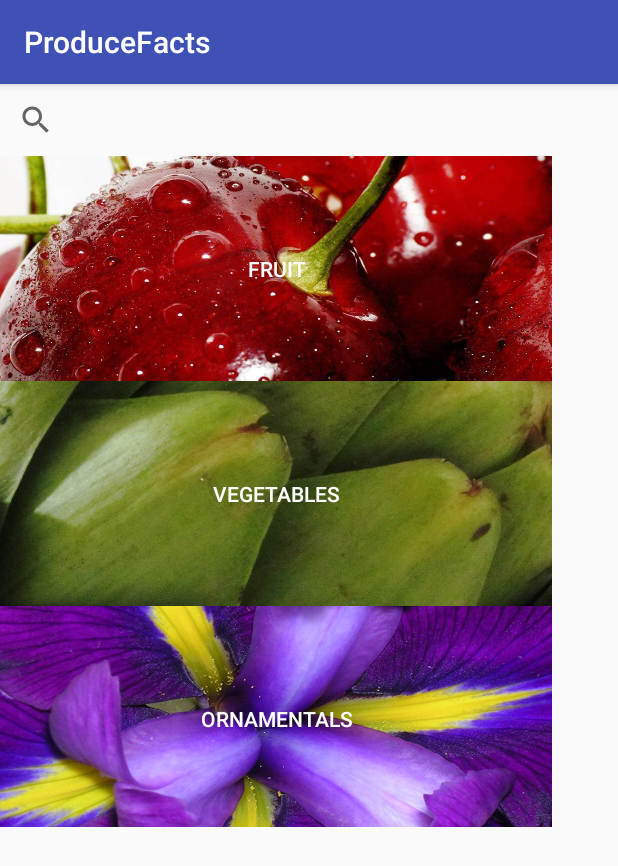
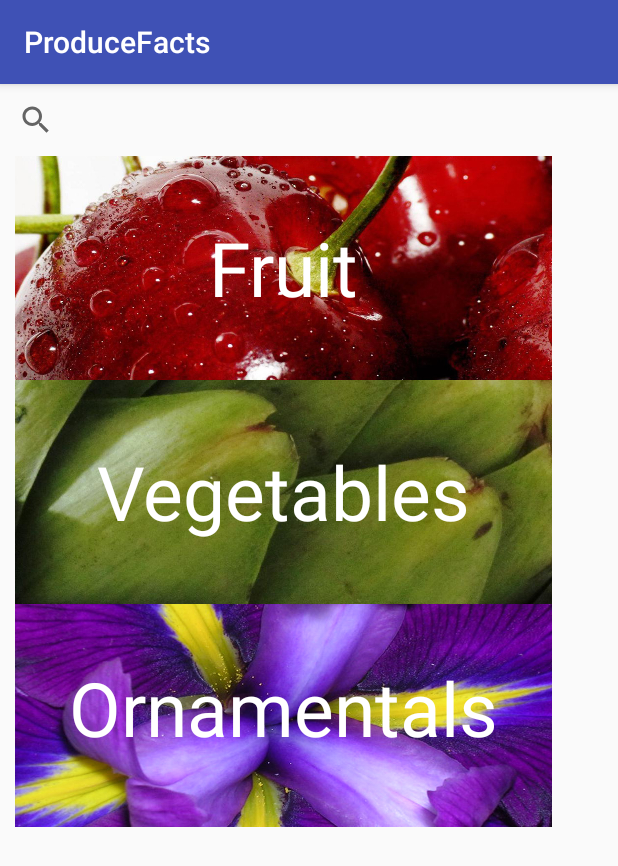
Before and after one commit to prisyu/ProduceFacts, an Android app: the screen it shows after launch (MainActivity), on a phone screen of 412 x 824 dp. Shown: the top 866 px of the screen. Run offline under Robolectric (Android 15) with nearby library versions, the phone set to English and light mode, and no system bars.

Commit message:
basic structure of all pages/activities

```diff
--- a/app/src/main/java/postharvest/ucdavis/edu/producefacts/ImageAdapter.java
+++ b/app/src/main/java/postharvest/ucdavis/edu/producefacts/ImageAdapter.java
@@ -36,7 +36,7 @@ public class ImageAdapter extends BaseAdapter {
         if (convertView == null) {
             // if it's not recycled, initialize some attributes
             imageView = new ImageView(mContext);
-            imageView.setLayoutParams(new GridView.LayoutParams(85, 85));
+            imageView.setLayoutParams(new GridView.LayoutParams(100, 100));
             imageView.setScaleType(ImageView.ScaleType.CENTER_CROP);
             imageView.setPadding(8, 8, 8, 8);
         } else {
--- a/app/src/main/java/postharvest/ucdavis/edu/producefacts/ListProduceActivity.java
+++ b/app/src/main/java/postharvest/ucdavis/edu/producefacts/ListProduceActivity.java
@@ -22,8 +22,6 @@ public class ListProduceActivity extends AppCompatActivity {
         gridview.setOnItemClickListener(new AdapterView.OnItemClickListener() {
             public void onItemClick(AdapterView<?> parent, View v,
                                     int position, long id) {
-                /*Toast.makeText(HelloGridView.this, "" + position,
-                        Toast.LENGTH_SHORT).show();*/
 
                 Intent intent = new Intent(ListProduceActivity.this, CategoryActivity.class);
                 startActivity(intent);
--- a/app/src/main/java/postharvest/ucdavis/edu/producefacts/MainActivity.java
+++ b/app/src/main/java/postharvest/ucdavis/edu/producefacts/MainActivity.java
@@ -14,9 +14,7 @@ public class MainActivity extends AppCompatActivity {
     public static final String menuItemLanguages[][] = {{"Fruit", "Vegetables", "Ornamentals"},{"Frutas", "Vegetales", "Ornamentales"},{"Fruit", "Les Légume", "Ornamentals"}};
     //menu item is ONLY for set title.  The arrays below are for the actual parsing
     public static final String recommendationLanguages[] = {"Recommendations for Maintaining Postharvest Quality","Recomendaciones para Mantener la Calidad Postcosecha", "Recommendations for Maintaining Postharvest Quality"};
-    public static final String maturityLanguages[] = {"Maturity & Quality", "Cosecha y Calidad", "Maturity & Quality"};
-    public static final String temperatureLanguages[] = {"Temperature & Controlled Atmosphere", "Temperatura y Atmosfera Controlada", "Temperature & Controlled Atmosphere"};
-    public static final String disorderLanguages[] = {"Disorders", "Desordenes", "Disorders"};
+
     public static final String languages[] = {"English", "Spanish", "French"};
     public static final int languageSelected = 0;
     public static final int produceSelected = 0;
--- a/app/src/main/res/layout/activity_list_produce.xml
+++ b/app/src/main/res/layout/activity_list_produce.xml
@@ -21,7 +21,7 @@
             android:id="@+id/gridview"
             android:layout_width="match_parent"
             android:layout_height="match_parent"
-            android:columnWidth="150dp"
+            android:columnCount = "2"
             android:numColumns="auto_fit"
             android:verticalSpacing="10dp"
             android:horizontalSpacing="10dp"
--- a/app/src/main/res/layout/activity_main.xml
+++ b/app/src/main/res/layout/activity_main.xml
@@ -16,47 +16,61 @@
 
         <SearchView
             android:layout_width="match_parent"
-            android:layout_height="wrap_content" />
+            android:layout_height="wrap_content"
+            tools:layout_marginBottom="20dp" />
 
         <LinearLayout
             android:layout_width="match_parent"
             android:layout_height="wrap_content"
+            android:layout_marginLeft="10dp"
             android:orientation="vertical"
+            android:weightSum="3"
             tools:layout_editor_absoluteX="8dp"
-            tools:layout_editor_absoluteY="8dp">
+            tools:layout_editor_absoluteY="8dp"
+            tools:layout_marginRight="10dp">
 
             <Button
                 android:id="@+id/fruitsButton"
                 android:layout_width="match_parent"
-                android:layout_height="150dp"
-                android:padding="10dp"
+                android:layout_height="match_parent"
+                android:layout_weight="1"
+                android:background="@drawable/menu_fruits"
+                android:fontFamily="sans-serif"
+                android:onClick="produceSelected"
                 android:text="Fruit"
-                android:textColor="#FFFFFF"
-                android:background="@drawable/menu_fruits"
-                android:onClick="produceSelected"
-                />
+                android:textAppearance="@style/TextAppearance.AppCompat"
+                android:textColor="@android:color/white"
+                android:textSize="50sp"
+                tools:layout_marginBottom="20dp" />
 
             <Button
                 android:id="@+id/vegetablesButton"
                 android:layout_width="match_parent"
-                android:layout_height="150dp"
+                android:layout_height="match_parent"
+                android:layout_weight="1"
+                android:background="@drawable/menu_vegetables"
+                android:onClick="produceSelected"
                 android:padding="10dp"
                 android:text="Vegetables"
-                android:textColor="#FFFFFF"
-                android:background="@drawable/menu_vegetables"
-                android:onClick="produceSelected"
-                />
+                android:textAppearance="@style/TextAppearance.AppCompat"
+                android:textColor="@android:color/white"
+                android:textSize="50sp"
+                tools:layout_marginBottom="20dp" />
 
             <Button
                 android:id="@+id/ornamentalsButton"
                 android:layout_width="match_parent"
-                android:layout_height="150dp"
-                android:padding="10dp"
+                android:layout_height="match_parent"
+                android:layout_weight="1"
+                android:background="@drawable/menu_ornamentals"
+                android:fontFamily="sans-serif"
+                android:onClick="produceSelected"
+                android:paddingBottom="10dp"
                 android:text="Ornamentals"
-                android:textColor="#FFFFFF"
-                android:background="@drawable/menu_ornamentals"
-                android:onClick="produceSelected"
-                />
+                android:textAppearance="@style/TextAppearance.AppCompat"
+                android:textColor="@android:color/white"
+                android:textSize="50sp"
+                tools:layout_marginBottom="20dp" />
 
         </LinearLayout>
     </LinearLayout>
```
Also changed, not shown: app/src/main/java/postharvest/ucdavis/edu/producefacts/CategoryActivity.java (+52 -1 lines), app/src/main/java/postharvest/ucdavis/edu/producefacts/LoadingActivity.java (added, +18 -0 lines), app/src/main/res/layout/activity_category.xml (added, +27 -0 lines), app/src/main/res/layout/activity_loading.xml (added, +13 -0 lines), app/src/main/res/drawable-hdpi/splash_logo.jpg (added).
